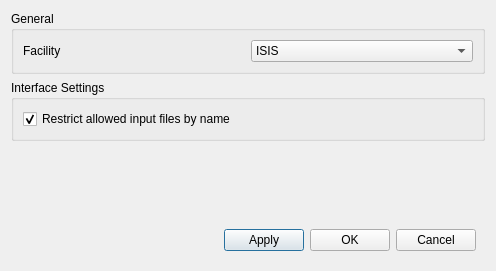
Old version of the form qt/scientific_interfaces/Indirect/IndirectSettings.ui in the repository mantidproject/mantid.
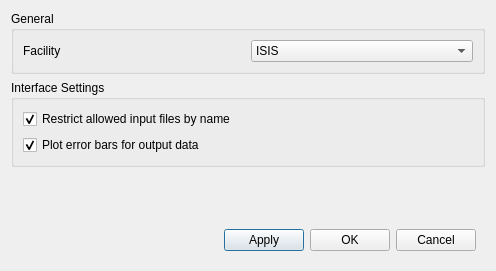
New version of the form.

Commit message: Refs #24735. Plot error options for Data Reduction

Patch:
```diff
--- a/qt/scientific_interfaces/Indirect/IndirectSettings.ui
+++ b/qt/scientific_interfaces/Indirect/IndirectSettings.ui
@@ -76,6 +76,16 @@
         </property>
        </widget>
       </item>
+      <item>
+       <widget class="QCheckBox" name="ckPlotErrorBars">
+        <property name="text">
+         <string>Plot error bars for output data</string>
+        </property>
+        <property name="checked">
+         <bool>true</bool>
+        </property>
+       </widget>
+      </item>
      </layout>
     </widget>
    </item>
```
The commit also changes 17 other files.
